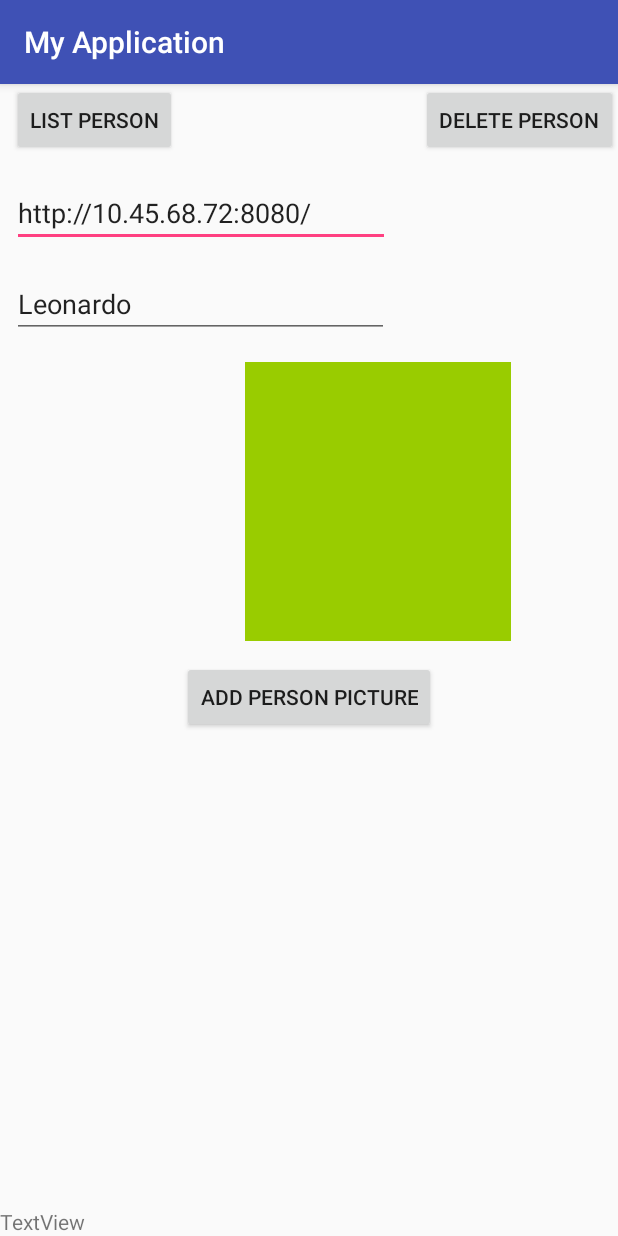
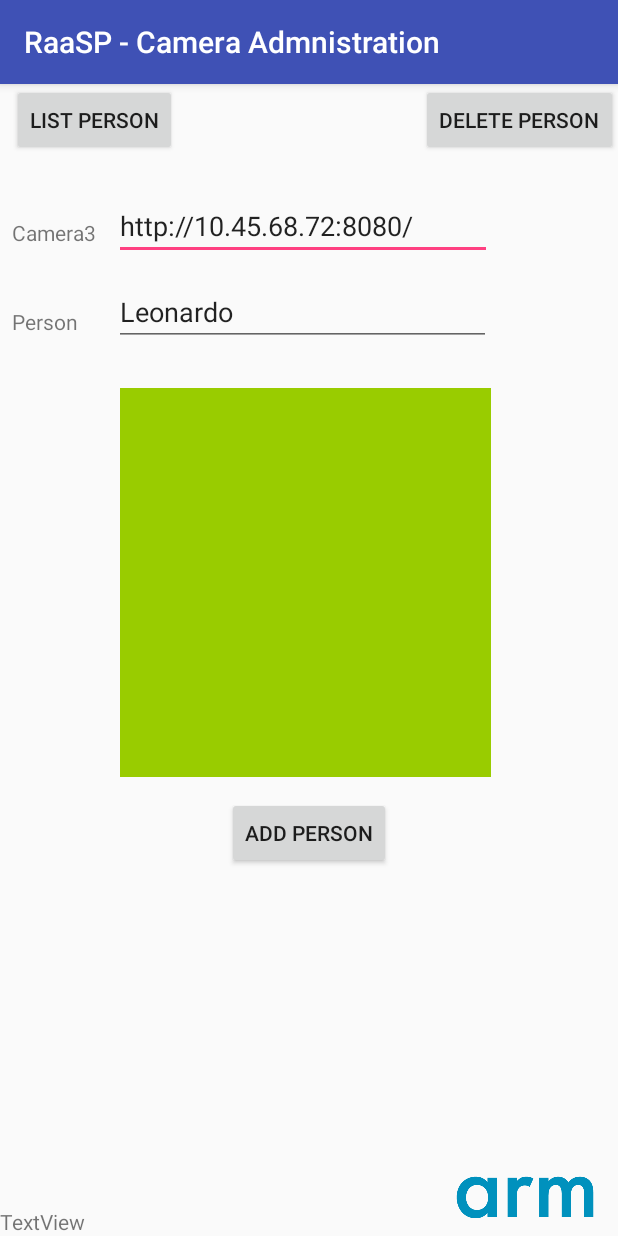
Before and after one commit to leonardoaraujosantos/AndroidAppJson, an Android app: the screen it shows after launch (MainActivity), on a phone screen of 412 x 824 dp. Run offline under Robolectric (Android 15) with nearby library versions, the phone set to English and light mode, and no system bars; our stand-ins replace Volley.

Commit message:
Change some stuff on the visual.(Add logo, etc...) Still need to rotate based on camera

```diff
--- a/app/src/main/java/com/example/leoara01/myapplication/MainActivity.java
+++ b/app/src/main/java/com/example/leoara01/myapplication/MainActivity.java
@@ -46,12 +46,7 @@ public class MainActivity extends AppCompatActivity {
             // Get the image from the activity and convert to base64 before encoding on PNG
             bmpFace = (Bitmap)data.getExtras().get("data");
 
-            // Check camera orientation
-            int cameraCount = Camera.getNumberOfCameras();
-            Camera cam = null;
-            Camera.CameraInfo cameraInfo = new Camera.CameraInfo();
-            Camera.getCameraInfo(0, cameraInfo);
-            if (cameraInfo.facing == Camera.CameraInfo.CAMERA_FACING_FRONT){
+            //TODO: Rotate only if it's the frontal camera (We need to detect that)
             // Rotate bitmap
             Matrix matrix = new Matrix();
             matrix.preRotate(-90);
@@ -60,10 +55,6 @@ public class MainActivity extends AppCompatActivity {
 
             imgFace.setImageBitmap(rotatedBitmap);
             imgStringEncoded = encodeToBase64(rotatedBitmap);
-            } else {
-                imgFace.setImageBitmap(bmpFace);
-                imgStringEncoded = encodeToBase64(bmpFace);
-            }
 
             String url = mTextIP.getText() + "add_person";
             RequestQueue requestQueue = Volley.newRequestQueue(getApplicationContext());
--- a/app/src/main/res/layout/activity_main.xml
+++ b/app/src/main/res/layout/activity_main.xml
@@ -36,39 +36,35 @@
         android:id="@+id/txtIP"
         android:layout_width="252dp"
         android:layout_height="wrap_content"
-        android:layout_marginLeft="8dp"
-        android:layout_marginStart="8dp"
-        android:layout_marginTop="15dp"
+        android:layout_marginLeft="12dp"
+        android:layout_marginStart="12dp"
+        android:layout_marginTop="24dp"
         android:ems="10"
         android:inputType="textPersonName"
         android:text="http://10.45.68.72:8080/"
-        app:layout_constraintStart_toStartOf="parent"
+        app:layout_constraintStart_toEndOf="@+id/lbCam"
         app:layout_constraintTop_toBottomOf="@+id/btListPerson" />
 
     <EditText
         android:id="@+id/txtName"
         android:layout_width="251dp"
         android:layout_height="45dp"
-        android:layout_marginLeft="8dp"
-        android:layout_marginStart="8dp"
-        android:layout_marginTop="15dp"
+        android:layout_marginLeft="24dp"
+        android:layout_marginStart="24dp"
+        android:layout_marginTop="12dp"
         android:ems="10"
         android:inputType="textPersonName"
         android:text="Leonardo"
-        app:layout_constraintStart_toStartOf="parent"
+        app:layout_constraintStart_toEndOf="@+id/lbPerson"
         app:layout_constraintTop_toBottomOf="@+id/txtIP" />
 
     <ImageView
         android:id="@+id/imgFace"
-        android:layout_width="177dp"
-        android:layout_height="186dp"
-        android:layout_marginEnd="71dp"
-        android:layout_marginLeft="7dp"
-        android:layout_marginRight="71dp"
-        android:layout_marginStart="7dp"
-        android:layout_marginTop="16dp"
-        app:layout_constraintEnd_toEndOf="parent"
-        app:layout_constraintHorizontal_bias="1.0"
+        android:layout_width="247dp"
+        android:layout_height="259dp"
+        android:layout_marginLeft="80dp"
+        android:layout_marginStart="80dp"
+        android:layout_marginTop="28dp"
         app:layout_constraintStart_toStartOf="parent"
         app:layout_constraintTop_toBottomOf="@+id/txtName"
         app:srcCompat="@android:color/holo_green_light" />
@@ -82,9 +78,42 @@
         android:layout_marginRight="89dp"
         android:layout_marginStart="89dp"
         android:layout_marginTop="13dp"
-        android:text="Add Person Picture"
+        android:text="Add Person"
         app:layout_constraintEnd_toEndOf="parent"
         app:layout_constraintStart_toStartOf="parent"
         app:layout_constraintTop_toBottomOf="@+id/imgFace" />
 
+    <ImageView
+        android:id="@+id/imageView2"
+        android:layout_width="92dp"
+        android:layout_height="35dp"
+        android:layout_marginBottom="8dp"
+        android:layout_marginEnd="16dp"
+        android:layout_marginRight="16dp"
+        app:layout_constraintBottom_toBottomOf="parent"
+        app:layout_constraintEnd_toEndOf="parent"
+        app:srcCompat="@drawable/arm_logo" />
+
+    <TextView
+        android:id="@+id/lbCam"
+        android:layout_width="wrap_content"
+        android:layout_height="wrap_content"
+        android:layout_marginLeft="8dp"
+        android:layout_marginStart="8dp"
+        android:layout_marginTop="41dp"
+        android:text="Camera3"
+        app:layout_constraintStart_toStartOf="parent"
+        app:layout_constraintTop_toBottomOf="@+id/btListPerson" />
+
+    <TextView
+        android:id="@+id/lbPerson"
+        android:layout_width="wrap_content"
+        android:layout_height="wrap_content"
+        android:layout_marginLeft="8dp"
+        android:layout_marginStart="8dp"
+        android:layout_marginTop="40dp"
+        android:text="Person"
+        app:layout_constraintStart_toStartOf="parent"
+        app:layout_constraintTop_toBottomOf="@+id/lbCam" />
+
 </android.support.constraint.ConstraintLayout>
--- a/app/src/main/res/values/strings.xml
+++ b/app/src/main/res/values/strings.xml
@@ -1,3 +1,3 @@
 <resources>
-    <string name="app_name">My Application</string>
+    <string name="app_name">RaaSP - Camera Admnistration</string>
 </resources>
```
Also changed, not shown: app/src/main/res/drawable/arm_logo.png (added). Lines whose indentation alone changed are shown as unchanged.
